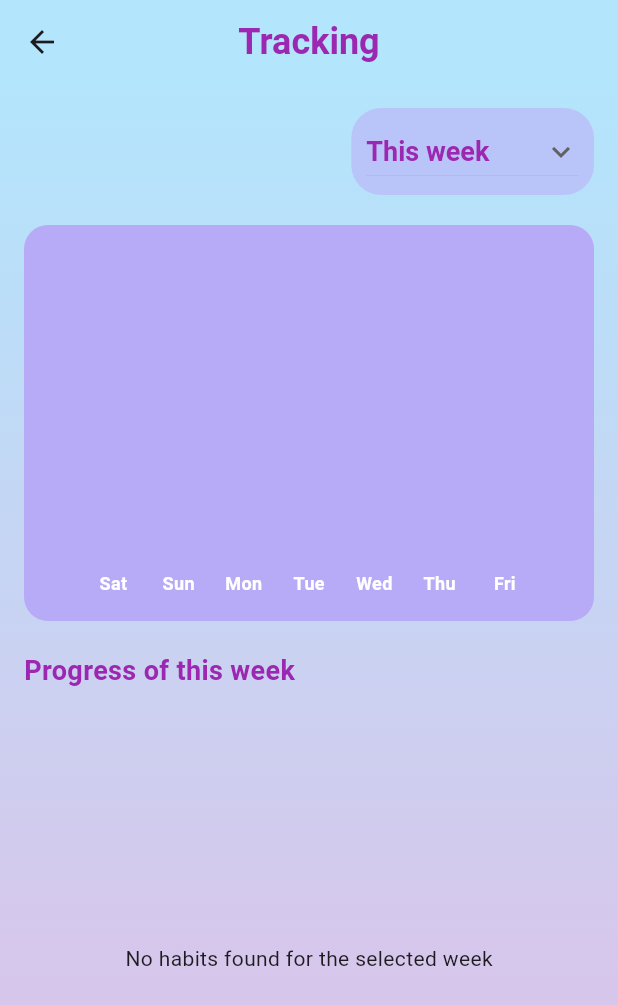
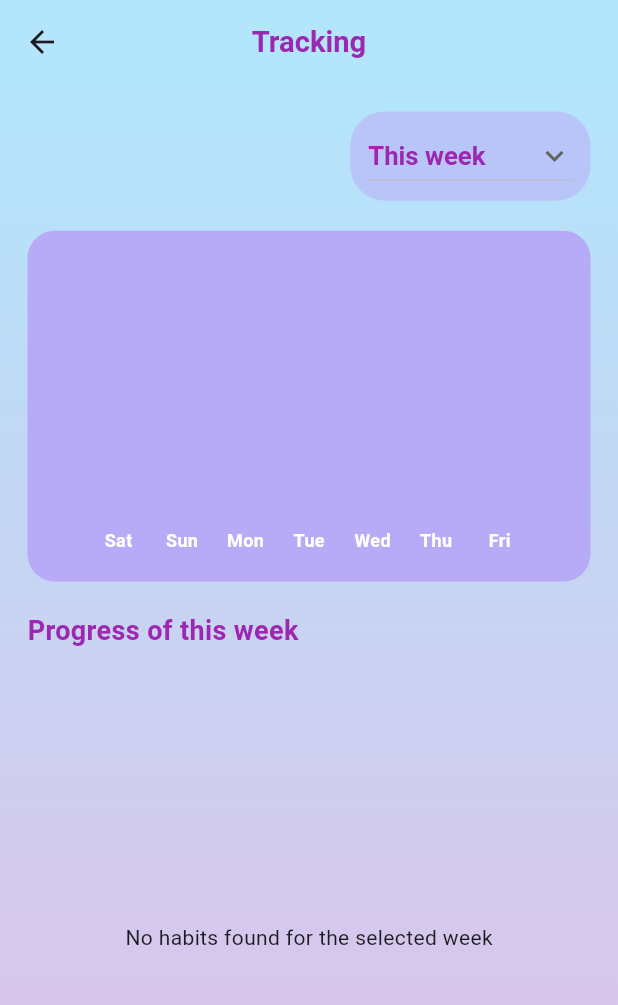
Before and after one commit to EsAm1973/Habit-Tracking, a Flutter app: the TrackingScreen screen opened directly, on a phone screen of 412 x 824 dp. Shown: the top 1005 px of the screen. Run offline on Flutter 3.47's test engine with Material 3 defaults, Android fonts, the phone set to English and light mode, and no system bars; drawn by our look-alikes of fl_chart; our stand-ins replace awesome_dialog, awesome_notifications, cloud_firestore, firebase_auth, firebase_core, flutter_onboarding_slider and 4 more; accounts and stored records are empty; project files that could hold a hidden picture were left out.

Commit message:
Make some responsive UI

```diff
--- a/lib/screens/home_page.dart
+++ b/lib/screens/home_page.dart
@@ -392,10 +392,10 @@ class _HomePageState extends State<HomePage> {
 
                                 trailing: habit.status != 'complete'
                                     ? IconButton(
-                                        icon: const Icon(
+                                        icon: Icon(
                                           Icons.edit_note_outlined,
                                           color: Colors.purple,
-                                          size: 30,
+                                          size: 28.r,
                                         ),
                                         onPressed: () {
                                           AwesomeDialog(
--- a/lib/screens/tracking_screen.dart
+++ b/lib/screens/tracking_screen.dart
@@ -1,5 +1,6 @@
 import 'package:fl_chart/fl_chart.dart';
 import 'package:flutter/material.dart';
+import 'package:flutter_screenutil/flutter_screenutil.dart';
 import 'package:habit_tracking/models/habit.dart';
 import 'package:habit_tracking/services/habite_service.dart';
 
@@ -97,9 +98,9 @@ class _TrackingScreenState extends State<TrackingScreen> {
       appBar: AppBar(
         backgroundColor: const Color(0xFFB3E5FC),
         centerTitle: true,
-        title: const Text('Tracking',
+        title: Text('Tracking',
             style: TextStyle(
-                fontSize: 24,
+                fontSize: 17.sp,
                 fontWeight: FontWeight.bold,
                 color: Colors.purple)),
       ),
@@ -116,7 +117,7 @@ class _TrackingScreenState extends State<TrackingScreen> {
         ),
         child: SafeArea(
           child: Padding(
-            padding: const EdgeInsets.all(16.0),
+            padding: EdgeInsets.all(16.0.r),
             child: Column(
               crossAxisAlignment: CrossAxisAlignment.start,
               children: [
@@ -124,16 +125,16 @@ class _TrackingScreenState extends State<TrackingScreen> {
                   mainAxisAlignment: MainAxisAlignment.end,
                   children: [
                     Container(
-                      padding: const EdgeInsets.symmetric(
-                          horizontal: 10, vertical: 5),
+                      padding:  EdgeInsets.symmetric(
+                          horizontal: 10.h, vertical: 5.w),
                       decoration: BoxDecoration(
                           color: const Color.fromARGB(255, 185, 197, 248),
-                          borderRadius: BorderRadius.circular(20)),
+                          borderRadius: BorderRadius.circular(20.r)),
                       child: DropdownButton<String>(
                         icon: const Icon(Icons.keyboard_arrow_down_sharp),
-                        style: const TextStyle(
+                        style:  TextStyle(
                             color: Colors.purple,
-                            fontSize: 18,
+                            fontSize: 15.sp,
                             fontWeight: FontWeight.bold),
                         value: selectedWeek,
                         items:
@@ -159,11 +160,11 @@ class _TrackingScreenState extends State<TrackingScreen> {
                   decoration: BoxDecoration(
                     color: const Color.fromARGB(
                         255, 183, 170, 247), // Violet shade
-                    borderRadius: BorderRadius.circular(16),
+                    borderRadius: BorderRadius.circular(16.r),
                   ),
-                  padding: const EdgeInsets.all(16),
+                  padding:  EdgeInsets.all(16.r),
                   child: AspectRatio(
-                    aspectRatio: 1.5,
+                    aspectRatio: 1.5.r,
                     child: AnimatedSwitcher(
                       duration: const Duration(milliseconds: 500),
                       child: BarChart(
```
